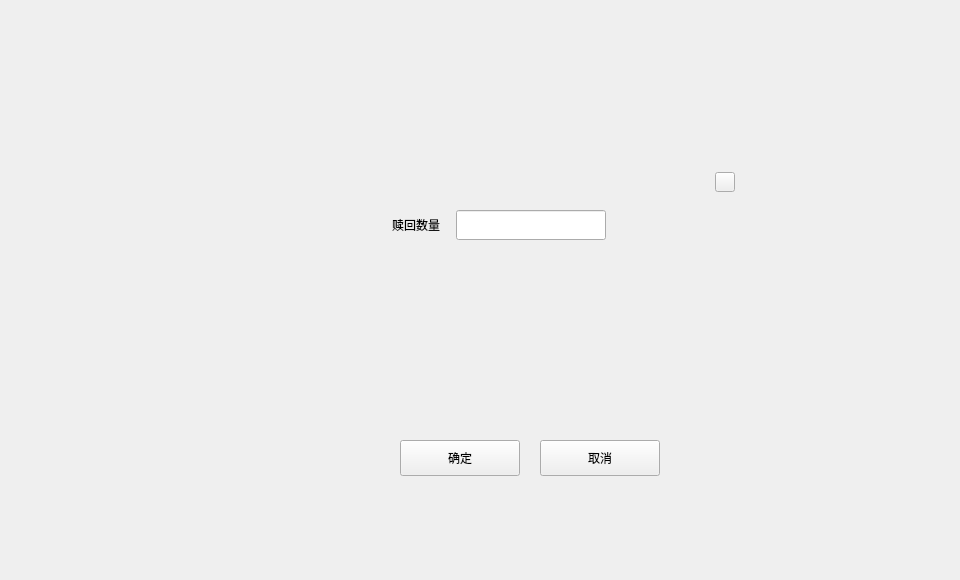
Above: miner/foreclosedialog.ui from HcashOrg/hx-indicator before the change. Below: the same form after it.
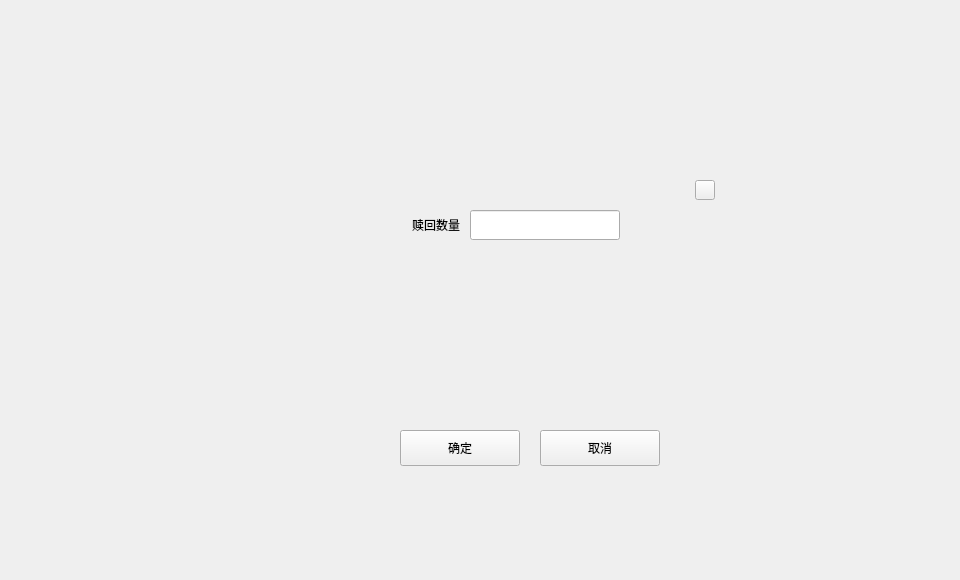
That is the form after the change.

```diff
--- a/miner/foreclosedialog.ui
+++ b/miner/foreclosedialog.ui
@@ -27,20 +27,20 @@
      <rect>
       <x>320</x>
       <y>160</y>
-      <width>421</width>
-      <height>331</height>
+      <width>420</width>
+      <height>340</height>
      </rect>
     </property>
     <property name="font">
      <font>
-      <family>微软雅黑 Light</family>
+      <family>微软雅黑</family>
      </font>
     </property>
     <widget class="QToolButton" name="cancelBtn">
      <property name="geometry">
       <rect>
        <x>220</x>
-       <y>280</y>
+       <y>270</y>
        <width>120</width>
        <height>36</height>
       </rect>
@@ -67,7 +67,7 @@
      <property name="geometry">
       <rect>
        <x>80</x>
-       <y>280</y>
+       <y>270</y>
        <width>120</width>
        <height>36</height>
       </rect>
@@ -93,8 +93,8 @@
     <widget class="QToolButton" name="closeBtn">
      <property name="geometry">
       <rect>
-       <x>395</x>
-       <y>12</y>
+       <x>375</x>
+       <y>20</y>
        <width>20</width>
        <height>20</height>
       </rect>
@@ -115,10 +115,10 @@
     <widget class="QLabel" name="label_3">
      <property name="geometry">
       <rect>
-       <x>0</x>
-       <y>50</y>
-       <width>120</width>
-       <height>30</height>
+       <x>40</x>
+       <y>45</y>
+       <width>100</width>
+       <height>40</height>
       </rect>
      </property>
      <property name="text">
@@ -127,11 +127,14 @@
      <property name="alignment">
       <set>Qt::AlignRight|Qt::AlignTrailing|Qt::AlignVCenter</set>
      </property>
+     <property name="wordWrap">
+      <bool>true</bool>
+     </property>
     </widget>
     <widget class="QLineEdit" name="amountLineEdit">
      <property name="geometry">
       <rect>
-       <x>136</x>
+       <x>150</x>
        <y>50</y>
        <width>150</width>
        <height>30</height>
```
